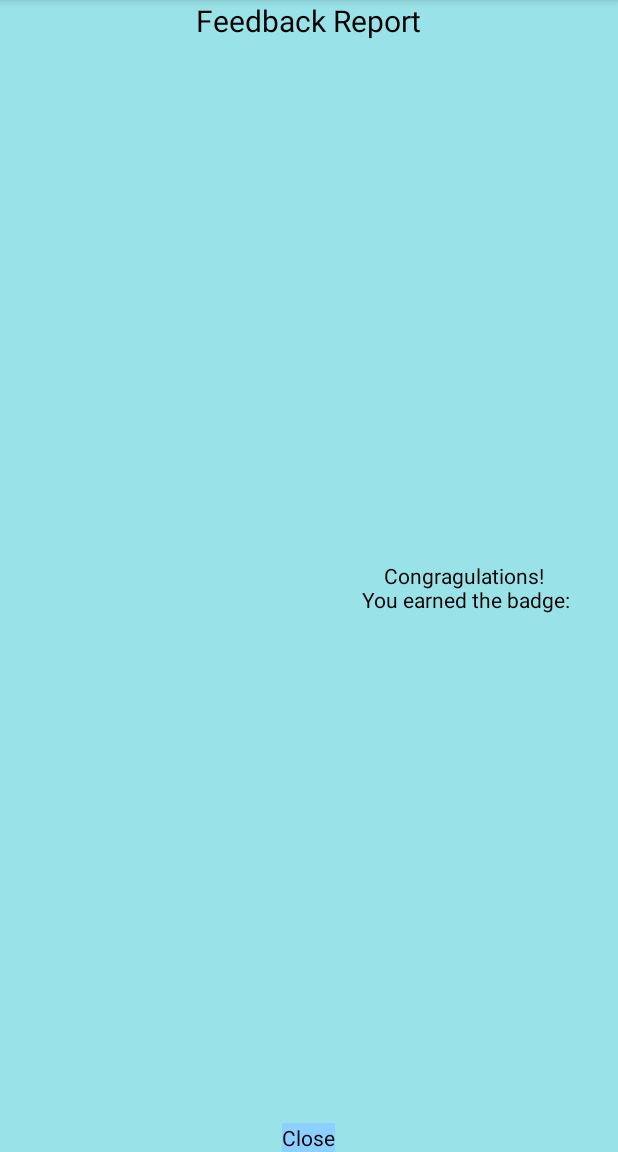
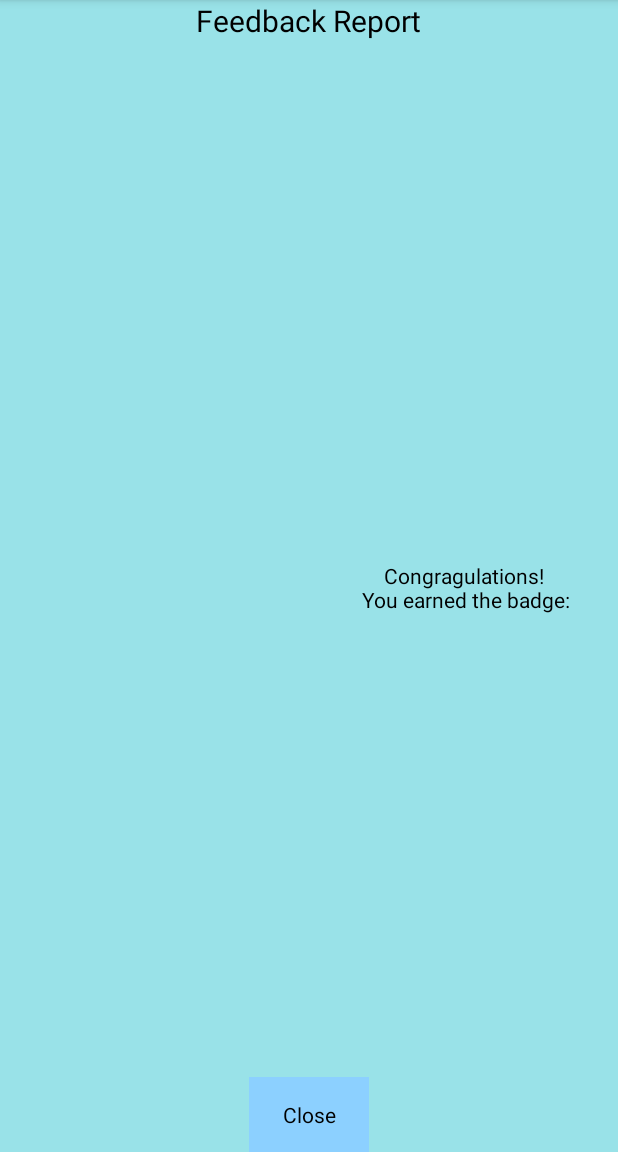
Before and after one commit to garryd635/CrushingItApp, an Android app: the fragment DailyReport placed in its activity, on a phone screen of 412 x 824 dp, the part 84-1236 px from its top. Run offline under Robolectric (Android 15) with nearby library versions, the phone set to English and light mode, and no system bars.

Commit message:
Fixed close button for feedback report to be correct size

```diff
--- a/app/src/main/res/layout/daily_report.xml
+++ b/app/src/main/res/layout/daily_report.xml
@@ -48,8 +48,8 @@
     <Button
         style="?textBody"
         android:text="Close"
-        android:layout_width="wrap_content"
-        android:layout_height="wrap_content"
+        android:layout_width="80dp"
+        android:layout_height="50dp"
         android:layout_alignParentBottom="true"
         android:layout_centerHorizontal="true"
         android:background="@color/colorBlue"
```
